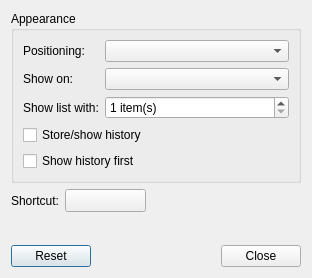
Before: the Qt Designer form configuredialog/configuredialog.ui in deepin-community/lxqt-runner, drawn with Qt 5.
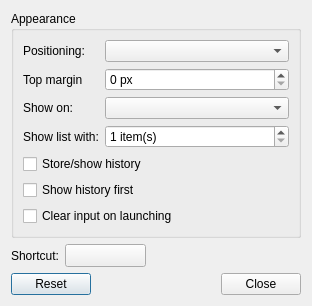
After: the same form once the commit is applied. Custom widgets are drawn as their Qt base class.

The edit to the form file:
```diff
--- a/configuredialog/configuredialog.ui
+++ b/configuredialog/configuredialog.ui
@@ -31,30 +31,44 @@
        <widget class="QComboBox" name="positionCbx"/>
       </item>
       <item row="1" column="0">
+       <widget class="QLabel" name="marginLabel">
+        <property name="text">
+         <string>Top margin</string>
+        </property>
+       </widget>
+      </item>
+      <item row="1" column="1">
+       <widget class="QSpinBox" name="marginSB">
+        <property name="suffix">
+         <string> px</string>
+        </property>
+       </widget>
+      </item>
+      <item row="2" column="0">
        <widget class="QLabel" name="label_2">
         <property name="text">
          <string>Show on:</string>
         </property>
        </widget>
       </item>
-      <item row="1" column="1">
+      <item row="2" column="1">
        <widget class="QComboBox" name="monitorCbx"/>
       </item>
-      <item row="4" column="0" colspan="2">
+      <item row="5" column="0" colspan="2">
        <widget class="QCheckBox" name="historyFirstCb">
         <property name="text">
          <string>Show history first</string>
         </property>
        </widget>
       </item>
-      <item row="3" column="0" colspan="2">
+      <item row="4" column="0" colspan="2">
        <widget class="QCheckBox" name="historyUseCb">
         <property name="text">
          <string>Store/show history</string>
         </property>
        </widget>
       </item>
-      <item row="2" column="0">
+      <item row="3" column="0">
        <widget class="QLabel" name="label_4">
         <property name="toolTip">
          <string>&lt;b&gt;Note&lt;/b&gt;: The size of top-level widgets are constrained to 2/3 of the desktop's height and width.</string>
@@ -64,7 +78,7 @@
         </property>
        </widget>
       </item>
-      <item row="2" column="1">
+      <item row="3" column="1">
        <widget class="QSpinBox" name="listShownItemsSB">
         <property name="suffix">
          <string> item(s)</string>
@@ -74,6 +88,13 @@
         </property>
        </widget>
       </item>
+      <item row="6" column="0" colspan="2">
+       <widget class="QCheckBox" name="clearCb">
+        <property name="text">
+         <string>Clear input on launching</string>
+        </property>
+       </widget>
+      </item>
      </layout>
     </widget>
    </item>
```
